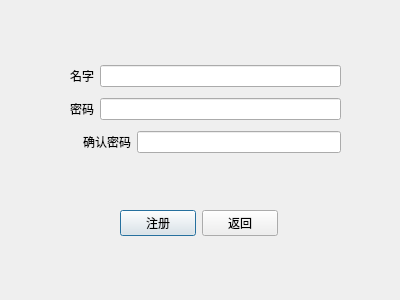
Before: the Qt Designer form UI_file/Register_Window.ui in heloFNfms/Learning_pyqt6, drawn with Qt 5.
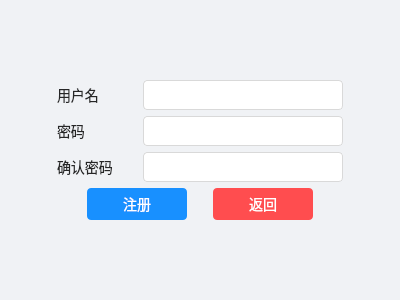
After: the same form once the commit is applied.

The edit to the form file:
```diff
--- a/UI_file/Register_Window.ui
+++ b/UI_file/Register_Window.ui
@@ -10,96 +10,337 @@
     <height>300</height>
    </rect>
   </property>
+  <property name="minimumSize">
+   <size>
+    <width>400</width>
+    <height>300</height>
+   </size>
+  </property>
   <property name="windowTitle">
    <string>Dialog</string>
   </property>
-  <widget class="QWidget" name="">
-   <property name="geometry">
-    <rect>
-     <x>70</x>
-     <y>60</y>
-     <width>271</width>
-     <height>101</height>
-    </rect>
-   </property>
+  <property name="styleSheet">
+   <string notr="true">QDialog {
+    background-color: #f0f2f5;
+}
+
+QPushButton {
+    background-color: #1890ff;
+    color: white;
+    border-radius: 4px;
+    padding: 5px 15px;
+    font-size: 14px;
+    border: none;
+}
+
+QPushButton:hover {
+    background-color: #40a9ff;
+}
+
+QPushButton:pressed {
+    background-color: #096dd9;
+}
+
+QLineEdit {
+    padding: 5px;
+    border: 1px solid #d9d9d9;
+    border-radius: 4px;
+    background-color: white;
+    font-size: 14px;
+}
+
+QLineEdit:focus {
+    border-color: #40a9ff;
+    outline: none;
+}
+
+QLabel {
+    font-size: 14px;
+    color: #262626;
+}</string>
+  </property>
+  <layout class="QVBoxLayout" name="verticalLayout_2">
+   <item>
+    <spacer name="verticalSpacer">
+     <property name="orientation">
+      <enum>Qt::Vertical</enum>
+     </property>
+     <property name="sizeHint" stdset="0">
+      <size>
+       <width>20</width>
+       <height>40</height>
+      </size>
+     </property>
+    </spacer>
+   </item>
+   <item>
    <layout class="QVBoxLayout" name="verticalLayout">
     <item>
      <layout class="QHBoxLayout" name="horizontalLayout">
+       <item>
+        <spacer name="horizontalSpacer_3">
+         <property name="orientation">
+          <enum>Qt::Horizontal</enum>
+         </property>
+         <property name="sizeHint" stdset="0">
+          <size>
+           <width>40</width>
+           <height>20</height>
+          </size>
+         </property>
+        </spacer>
+       </item>
       <item>
        <widget class="QLabel" name="label">
+         <property name="minimumSize">
+          <size>
+           <width>80</width>
+           <height>0</height>
+          </size>
+         </property>
         <property name="text">
-         <string>名字</string>
+          <string>用户名</string>
         </property>
        </widget>
       </item>
       <item>
-       <widget class="QLineEdit" name="lineEdit"/>
+        <widget class="QLineEdit" name="lineEdit">
+         <property name="minimumSize">
+          <size>
+           <width>200</width>
+           <height>0</height>
+          </size>
+         </property>
+        </widget>
+       </item>
+       <item>
+        <spacer name="horizontalSpacer_4">
+         <property name="orientation">
+          <enum>Qt::Horizontal</enum>
+         </property>
+         <property name="sizeHint" stdset="0">
+          <size>
+           <width>40</width>
+           <height>20</height>
+          </size>
+         </property>
+        </spacer>
       </item>
      </layout>
     </item>
     <item>
      <layout class="QHBoxLayout" name="horizontalLayout_2">
+       <item>
+        <spacer name="horizontalSpacer_5">
+         <property name="orientation">
+          <enum>Qt::Horizontal</enum>
+         </property>
+         <property name="sizeHint" stdset="0">
+          <size>
+           <width>40</width>
+           <height>20</height>
+          </size>
+         </property>
+        </spacer>
+       </item>
       <item>
        <widget class="QLabel" name="label_2">
+         <property name="minimumSize">
+          <size>
+           <width>80</width>
+           <height>0</height>
+          </size>
+         </property>
         <property name="text">
          <string>密码</string>
         </property>
        </widget>
       </item>
       <item>
-       <widget class="QLineEdit" name="lineEdit_2"/>
+        <widget class="QLineEdit" name="lineEdit_2">
+         <property name="minimumSize">
+          <size>
+           <width>200</width>
+           <height>0</height>
+          </size>
+         </property>
+         <property name="echoMode">
+          <enum>QLineEdit::Password</enum>
+         </property>
+        </widget>
+       </item>
+       <item>
+        <spacer name="horizontalSpacer_6">
+         <property name="orientation">
+          <enum>Qt::Horizontal</enum>
+         </property>
+         <property name="sizeHint" stdset="0">
+          <size>
+           <width>40</width>
+           <height>20</height>
+          </size>
+         </property>
+        </spacer>
       </item>
      </layout>
     </item>
     <item>
      <layout class="QHBoxLayout" name="horizontalLayout_3">
       <item>
-       <widget class="QLabel" name="label_3">
-        <property name="text">
-         <string/>
-        </property>
-       </widget>
+        <spacer name="horizontalSpacer_7">
+         <property name="orientation">
+          <enum>Qt::Horizontal</enum>
+         </property>
+         <property name="sizeHint" stdset="0">
+          <size>
+           <width>40</width>
+           <height>20</height>
+          </size>
+         </property>
+        </spacer>
       </item>
       <item>
        <widget class="QLabel" name="label_4">
+         <property name="minimumSize">
+          <size>
+           <width>80</width>
+           <height>0</height>
+          </size>
+         </property>
         <property name="text">
          <string>确认密码</string>
         </property>
        </widget>
       </item>
       <item>
-       <widget class="QLineEdit" name="lineEdit_3"/>
-      </item>
-     </layout>
-    </item>
-   </layout>
-  </widget>
-  <widget class="QWidget" name="">
-   <property name="geometry">
-    <rect>
-     <x>120</x>
-     <y>210</y>
-     <width>158</width>
-     <height>26</height>
-    </rect>
-   </property>
+        <widget class="QLineEdit" name="lineEdit_3">
+         <property name="minimumSize">
+          <size>
+           <width>200</width>
+           <height>0</height>
+          </size>
+         </property>
+         <property name="echoMode">
+          <enum>QLineEdit::Password</enum>
+         </property>
+        </widget>
+       </item>
+       <item>
+        <spacer name="horizontalSpacer_8">
+         <property name="orientation">
+          <enum>Qt::Horizontal</enum>
+         </property>
+         <property name="sizeHint" stdset="0">
+          <size>
+           <width>40</width>
+           <height>20</height>
+          </size>
+         </property>
+        </spacer>
+       </item>
+      </layout>
+     </item>
+    </layout>
+   </item>
+   <item>
    <layout class="QHBoxLayout" name="horizontalLayout_4">
+     <item>
+      <spacer name="horizontalSpacer">
+       <property name="orientation">
+        <enum>Qt::Horizontal</enum>
+       </property>
+       <property name="sizeHint" stdset="0">
+        <size>
+         <width>40</width>
+         <height>20</height>
+        </size>
+       </property>
+      </spacer>
+     </item>
     <item>
      <widget class="QPushButton" name="Register_Botton">
+       <property name="minimumSize">
+        <size>
+         <width>100</width>
+         <height>30</height>
+        </size>
+       </property>
       <property name="text">
        <string>注册</string>
       </property>
      </widget>
     </item>
+     <item>
+      <spacer name="horizontalSpacer_2">
+       <property name="orientation">
+        <enum>Qt::Horizontal</enum>
+       </property>
+       <property name="sizeType">
+        <enum>QSizePolicy::Fixed</enum>
+       </property>
+       <property name="sizeHint" stdset="0">
+        <size>
+         <width>20</width>
+         <height>20</height>
+        </size>
+       </property>
+      </spacer>
+     </item>
     <item>
      <widget class="QPushButton" name="Register_Return_Botton">
+       <property name="minimumSize">
+        <size>
+         <width>100</width>
+         <height>30</height>
+        </size>
+       </property>
+       <property name="styleSheet">
+        <string notr="true">QPushButton {
+    background-color: #ff4d4f;
+}
+
+QPushButton:hover {
+    background-color: #ff7875;
+}
+
+QPushButton:pressed {
+    background-color: #d9363e;
+}</string>
+       </property>
       <property name="text">
        <string>返回</string>
       </property>
      </widget>
     </item>
-   </layout>
-  </widget>
+     <item>
+      <spacer name="horizontalSpacer_9">
+       <property name="orientation">
+        <enum>Qt::Horizontal</enum>
+       </property>
+       <property name="sizeHint" stdset="0">
+        <size>
+         <width>40</width>
+         <height>20</height>
+        </size>
+       </property>
+      </spacer>
+     </item>
+    </layout>
+   </item>
+   <item>
+    <spacer name="verticalSpacer_2">
+     <property name="orientation">
+      <enum>Qt::Vertical</enum>
+     </property>
+     <property name="sizeHint" stdset="0">
+      <size>
+       <width>20</width>
+       <height>40</height>
+      </size>
+     </property>
+    </spacer>
+   </item>
+  </layout>
  </widget>
  <resources/>
  <connections/>
```
Left out of the diff: 2 changed lines with no effect on the pictures. Lines whose indentation alone changed are shown as unchanged.
